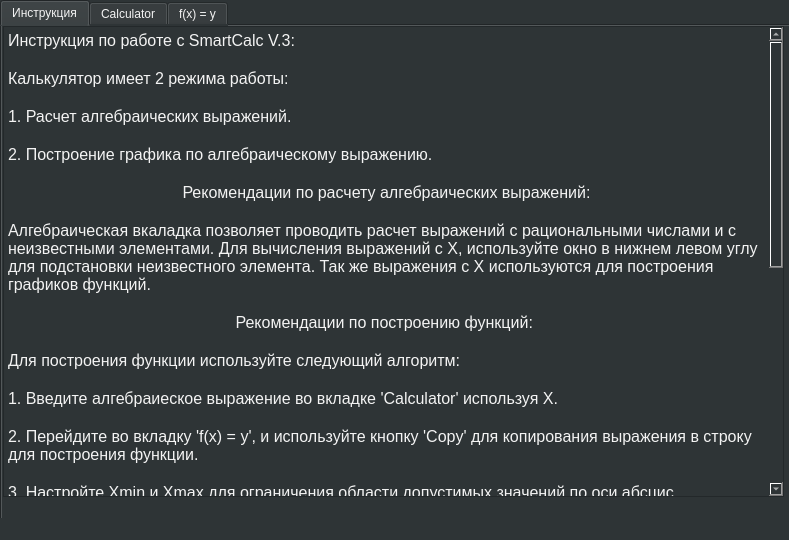
The window that src/View/mainwindow.ui (Arnisfet/Smart_Calc) describes before a commit, drawn with Qt 5.
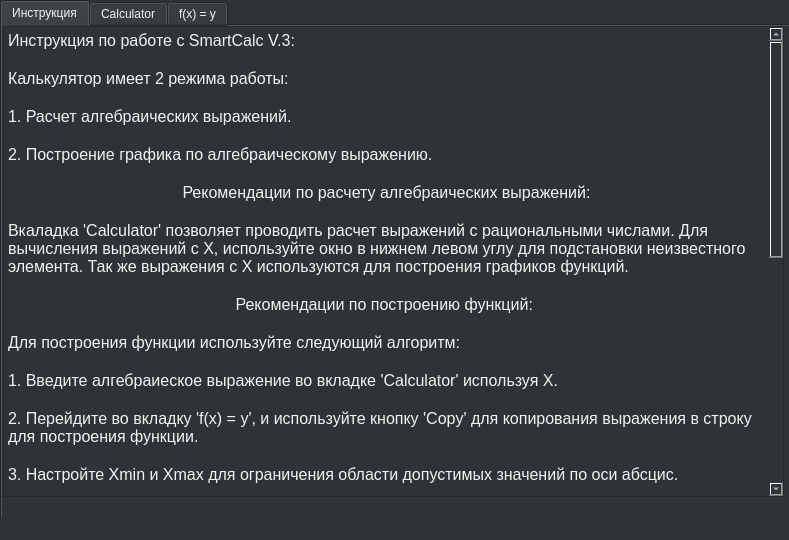
The same window after the commit. The open tabs and pages were chosen to show the change. Custom widgets are drawn as their Qt base class.

The edit to the form file:
```diff
--- a/src/View/mainwindow.ui
+++ b/src/View/mainwindow.ui
@@ -45,49 +45,50 @@
       </property>
       <property name="html">
        <string>&lt;!DOCTYPE HTML PUBLIC &quot;-//W3C//DTD HTML 4.0//EN&quot; &quot;http://www.w3.org/TR/REC-html40/strict.dtd&quot;&gt;
-&lt;html&gt;&lt;head&gt;&lt;meta name=&quot;qrichtext&quot; content=&quot;1&quot; /&gt;&lt;meta charset=&quot;utf-8&quot; /&gt;&lt;style type=&quot;text/css&quot;&gt;
+&lt;html&gt;&lt;head&gt;&lt;meta name=&quot;qrichtext&quot; content=&quot;1&quot; /&gt;&lt;style type=&quot;text/css&quot;&gt;
 p, li { white-space: pre-wrap; }
-hr { height: 1px; border-width: 0; }
-&lt;/style&gt;&lt;/head&gt;&lt;body style=&quot; font-family:'Ubuntu Mono Italic'; font-size:14pt; font-weight:400; font-style:normal;&quot;&gt;
-&lt;p style=&quot; margin-top:0px; margin-bottom:0px; margin-left:0px; margin-right:0px; -qt-block-indent:0; text-indent:0px;&quot;&gt;&lt;span style=&quot; font-size:12pt;&quot;&gt;Инструкция по работе с SmartCalc V.3:&lt;/span&gt;&lt;/p&gt;
-&lt;p style=&quot;-qt-paragraph-type:empty; margin-top:0px; margin-bottom:0px; margin-left:0px; margin-right:0px; -qt-block-indent:0; text-indent:0px; font-size:12pt;&quot;&gt;&lt;br /&gt;&lt;/p&gt;
-&lt;p style=&quot; margin-top:0px; margin-bottom:0px; margin-left:0px; margin-right:0px; -qt-block-indent:0; text-indent:0px;&quot;&gt;&lt;span style=&quot; font-size:12pt;&quot;&gt;Калькулятор имеет 2 режима работы:&lt;/span&gt;&lt;/p&gt;
-&lt;p style=&quot;-qt-paragraph-type:empty; margin-top:0px; margin-bottom:0px; margin-left:0px; margin-right:0px; -qt-block-indent:0; text-indent:0px; font-size:12pt;&quot;&gt;&lt;br /&gt;&lt;/p&gt;
-&lt;p style=&quot; margin-top:0px; margin-bottom:0px; margin-left:0px; margin-right:0px; -qt-block-indent:0; text-indent:0px;&quot;&gt;&lt;span style=&quot; font-size:12pt;&quot;&gt;1. Расчет алгебраических выражений.&lt;/span&gt;&lt;/p&gt;
-&lt;p style=&quot;-qt-paragraph-type:empty; margin-top:0px; margin-bottom:0px; margin-left:0px; margin-right:0px; -qt-block-indent:0; text-indent:0px; font-size:12pt;&quot;&gt;&lt;br /&gt;&lt;/p&gt;
-&lt;p style=&quot; margin-top:0px; margin-bottom:0px; margin-left:0px; margin-right:0px; -qt-block-indent:0; text-indent:0px;&quot;&gt;&lt;span style=&quot; font-size:12pt;&quot;&gt;2. Построение графика по алгебраическому выражению.&lt;/span&gt;&lt;/p&gt;
-&lt;p style=&quot;-qt-paragraph-type:empty; margin-top:0px; margin-bottom:0px; margin-left:0px; margin-right:0px; -qt-block-indent:0; text-indent:0px; font-size:12pt;&quot;&gt;&lt;br /&gt;&lt;/p&gt;
-&lt;p align=&quot;center&quot; style=&quot; margin-top:0px; margin-bottom:0px; margin-left:0px; margin-right:0px; -qt-block-indent:0; text-indent:0px;&quot;&gt;&lt;span style=&quot; font-size:12pt;&quot;&gt;Рекомендации по расчету алгебраических выражений:&lt;/span&gt;&lt;/p&gt;
-&lt;p align=&quot;center&quot; style=&quot;-qt-paragraph-type:empty; margin-top:0px; margin-bottom:0px; margin-left:0px; margin-right:0px; -qt-block-indent:0; text-indent:0px; font-size:12pt;&quot;&gt;&lt;br /&gt;&lt;/p&gt;
-&lt;p style=&quot; margin-top:0px; margin-bottom:0px; margin-left:0px; margin-right:0px; -qt-block-indent:0; text-indent:0px;&quot;&gt;&lt;span style=&quot; font-size:12pt;&quot;&gt;Алгебраическая вкаладка позволяет проводить расчет выражений с рациональными числами и с неизвестными элементами. Для вычисления выражений с Х, используйте окно в нижнем левом углу для подстановки неизвестного элемента. Так же выражения с Х используются для построения графиков функций.&lt;/span&gt;&lt;/p&gt;
-&lt;p style=&quot;-qt-paragraph-type:empty; margin-top:0px; margin-bottom:0px; margin-left:0px; margin-right:0px; -qt-block-indent:0; text-indent:0px; font-size:12pt;&quot;&gt;&lt;br /&gt;&lt;/p&gt;
-&lt;p align=&quot;center&quot; style=&quot; margin-top:0px; margin-bottom:0px; margin-left:0px; margin-right:0px; -qt-block-indent:0; text-indent:0px;&quot;&gt;&lt;span style=&quot; font-size:12pt;&quot;&gt;Рекомендации по построению функций: &lt;/span&gt;&lt;/p&gt;
-&lt;p align=&quot;center&quot; style=&quot;-qt-paragraph-type:empty; margin-top:0px; margin-bottom:0px; margin-left:0px; margin-right:0px; -qt-block-indent:0; text-indent:0px; font-size:12pt;&quot;&gt;&lt;br /&gt;&lt;/p&gt;
-&lt;p style=&quot; margin-top:0px; margin-bottom:0px; margin-left:0px; margin-right:0px; -qt-block-indent:0; text-indent:0px;&quot;&gt;&lt;span style=&quot; font-size:12pt;&quot;&gt;Для построения функции используйте следующий алгоритм:&lt;/span&gt;&lt;/p&gt;
-&lt;p style=&quot;-qt-paragraph-type:empty; margin-top:0px; margin-bottom:0px; margin-left:0px; margin-right:0px; -qt-block-indent:0; text-indent:0px; font-size:12pt;&quot;&gt;&lt;br /&gt;&lt;/p&gt;
-&lt;p style=&quot; margin-top:0px; margin-bottom:0px; margin-left:0px; margin-right:0px; -qt-block-indent:0; text-indent:0px;&quot;&gt;&lt;span style=&quot; font-size:12pt;&quot;&gt;1. Введите алгебраиеское выражение во вкладке 'Calculator' используя Х.&lt;/span&gt;&lt;/p&gt;
-&lt;p style=&quot;-qt-paragraph-type:empty; margin-top:0px; margin-bottom:0px; margin-left:0px; margin-right:0px; -qt-block-indent:0; text-indent:0px; font-size:12pt;&quot;&gt;&lt;br /&gt;&lt;/p&gt;
-&lt;p style=&quot; margin-top:0px; margin-bottom:0px; margin-left:0px; margin-right:0px; -qt-block-indent:0; text-indent:0px;&quot;&gt;&lt;span style=&quot; font-size:12pt;&quot;&gt;2. Перейдите во вкладку 'f(x) = y', и используйте кнопку 'Copy' для копирования выражения в строку для построения функции.&lt;/span&gt;&lt;/p&gt;
-&lt;p style=&quot;-qt-paragraph-type:empty; margin-top:0px; margin-bottom:0px; margin-left:0px; margin-right:0px; -qt-block-indent:0; text-indent:0px; font-size:12pt;&quot;&gt;&lt;br /&gt;&lt;/p&gt;
-&lt;p style=&quot; margin-top:0px; margin-bottom:0px; margin-left:0px; margin-right:0px; -qt-block-indent:0; text-indent:0px;&quot;&gt;&lt;span style=&quot; font-size:12pt;&quot;&gt;3. Настройте Xmin и Xmax для ограничения области допустимых значений по оси абсцис.&lt;/span&gt;&lt;/p&gt;
-&lt;p style=&quot;-qt-paragraph-type:empty; margin-top:0px; margin-bottom:0px; margin-left:0px; margin-right:0px; -qt-block-indent:0; text-indent:0px; font-size:12pt;&quot;&gt;&lt;br /&gt;&lt;/p&gt;
-&lt;p style=&quot; margin-top:0px; margin-bottom:0px; margin-left:0px; margin-right:0px; -qt-block-indent:0; text-indent:0px;&quot;&gt;&lt;span style=&quot; font-size:12pt;&quot;&gt;4. Настройте интервал через который будет происходить вычисление функции с помощью поля 'Accurace'.&lt;/span&gt;&lt;/p&gt;
-&lt;p style=&quot;-qt-paragraph-type:empty; margin-top:0px; margin-bottom:0px; margin-left:0px; margin-right:0px; -qt-block-indent:0; text-indent:0px; font-size:12pt;&quot;&gt;&lt;br /&gt;&lt;/p&gt;
-&lt;p style=&quot; margin-top:0px; margin-bottom:0px; margin-left:0px; margin-right:0px; -qt-block-indent:0; text-indent:0px;&quot;&gt;&lt;span style=&quot; font-size:12pt;&quot;&gt;5. Для построения графика используйте кнопку 'Graph'.&lt;/span&gt;&lt;/p&gt;
-&lt;p style=&quot;-qt-paragraph-type:empty; margin-top:0px; margin-bottom:0px; margin-left:0px; margin-right:0px; -qt-block-indent:0; text-indent:0px; font-size:12pt;&quot;&gt;&lt;br /&gt;&lt;/p&gt;
-&lt;p align=&quot;center&quot; style=&quot; margin-top:0px; margin-bottom:0px; margin-left:0px; margin-right:0px; -qt-block-indent:0; text-indent:0px;&quot;&gt;&lt;span style=&quot; font-size:12pt;&quot;&gt;Возможные ошибки при расчетах&lt;/span&gt;&lt;/p&gt;
-&lt;p style=&quot;-qt-paragraph-type:empty; margin-top:0px; margin-bottom:0px; margin-left:0px; margin-right:0px; -qt-block-indent:0; text-indent:0px; font-size:12pt;&quot;&gt;&lt;br /&gt;&lt;/p&gt;
-&lt;p style=&quot; margin-top:0px; margin-bottom:0px; margin-left:0px; margin-right:0px; -qt-block-indent:0; text-indent:0px;&quot;&gt;&lt;span style=&quot; font-size:12pt;&quot;&gt;1. Zero Division - Деление на ноль.&lt;/span&gt;&lt;/p&gt;
-&lt;p style=&quot;-qt-paragraph-type:empty; margin-top:0px; margin-bottom:0px; margin-left:0px; margin-right:0px; -qt-block-indent:0; text-indent:0px; font-size:12pt;&quot;&gt;&lt;br /&gt;&lt;/p&gt;
-&lt;p style=&quot; margin-top:0px; margin-bottom:0px; margin-left:0px; margin-right:0px; -qt-block-indent:0; text-indent:0px;&quot;&gt;&lt;span style=&quot; font-size:12pt;&quot;&gt;2. Incorrect formula - Попытка расчета несуществующих значений или некорректная форма выражения.&lt;/span&gt;&lt;/p&gt;
-&lt;p style=&quot;-qt-paragraph-type:empty; margin-top:0px; margin-bottom:0px; margin-left:0px; margin-right:0px; -qt-block-indent:0; text-indent:0px; font-size:12pt;&quot;&gt;&lt;br /&gt;&lt;/p&gt;
-&lt;p style=&quot; margin-top:0px; margin-bottom:0px; margin-left:0px; margin-right:0px; -qt-block-indent:0; text-indent:0px;&quot;&gt;&lt;span style=&quot; font-size:12pt;&quot;&gt;3. Too big value (всплывающее окно) - попытка ввести значение длиннее 54 символов (используйте экспоненциальную форму ввода числа)&lt;/span&gt;&lt;/p&gt;
-&lt;p style=&quot;-qt-paragraph-type:empty; margin-top:0px; margin-bottom:0px; margin-left:0px; margin-right:0px; -qt-block-indent:0; text-indent:0px; font-size:12pt;&quot;&gt;&lt;br /&gt;&lt;/p&gt;
-&lt;p style=&quot; margin-top:0px; margin-bottom:0px; margin-left:0px; margin-right:0px; -qt-block-indent:0; text-indent:0px;&quot;&gt;&lt;span style=&quot; font-size:12pt;&quot;&gt;4. Too big expression (всплывающее окно) - попытка ввести алгебраическое выражение больше 255 символов (данный калькулятор не позволяет вводить выражения длиннее 255 символов)&lt;/span&gt;&lt;/p&gt;
-&lt;p style=&quot;-qt-paragraph-type:empty; margin-top:0px; margin-bottom:0px; margin-left:0px; margin-right:0px; -qt-block-indent:0; text-indent:0px; font-size:12pt;&quot;&gt;&lt;br /&gt;&lt;/p&gt;
-&lt;p align=&quot;center&quot; style=&quot; margin-top:0px; margin-bottom:0px; margin-left:0px; margin-right:0px; -qt-block-indent:0; text-indent:0px;&quot;&gt;&lt;span style=&quot; font-size:12pt;&quot;&gt;Рекомендации по работе с экспоненциальными выражениями&lt;/span&gt;&lt;/p&gt;
-&lt;p style=&quot;-qt-paragraph-type:empty; margin-top:0px; margin-bottom:0px; margin-left:0px; margin-right:0px; -qt-block-indent:0; text-indent:0px; font-size:12pt;&quot;&gt;&lt;br /&gt;&lt;/p&gt;
-&lt;p style=&quot; margin-top:0px; margin-bottom:0px; margin-left:0px; margin-right:0px; -qt-block-indent:0; text-indent:0px;&quot;&gt;&lt;span style=&quot; font-size:12pt;&quot;&gt;Для ввода экспоненциальных выражений используйте следущий формат: 1.23е+10 или 1.23-10, иной формат не подлежит вычислению.&lt;/span&gt;&lt;/p&gt;&lt;/body&gt;&lt;/html&gt;</string>
+&lt;/style&gt;&lt;/head&gt;&lt;body style=&quot; font-family:'Ubuntu'; font-size:10pt; font-weight:400; font-style:normal;&quot;&gt;
+&lt;p style=&quot; margin-top:0px; margin-bottom:0px; margin-left:0px; margin-right:0px; -qt-block-indent:0; text-indent:0px;&quot;&gt;&lt;span style=&quot; font-family:'Ubuntu Mono Italic'; font-size:12pt;&quot;&gt;Инструкция по работе с SmartCalc V.3:&lt;/span&gt;&lt;/p&gt;
+&lt;p style=&quot;-qt-paragraph-type:empty; margin-top:0px; margin-bottom:0px; margin-left:0px; margin-right:0px; -qt-block-indent:0; text-indent:0px; font-family:'Ubuntu Mono Italic'; font-size:12pt;&quot;&gt;&lt;br /&gt;&lt;/p&gt;
+&lt;p style=&quot; margin-top:0px; margin-bottom:0px; margin-left:0px; margin-right:0px; -qt-block-indent:0; text-indent:0px;&quot;&gt;&lt;span style=&quot; font-family:'Ubuntu Mono Italic'; font-size:12pt;&quot;&gt;Калькулятор имеет 2 режима работы:&lt;/span&gt;&lt;/p&gt;
+&lt;p style=&quot;-qt-paragraph-type:empty; margin-top:0px; margin-bottom:0px; margin-left:0px; margin-right:0px; -qt-block-indent:0; text-indent:0px; font-family:'Ubuntu Mono Italic'; font-size:12pt;&quot;&gt;&lt;br /&gt;&lt;/p&gt;
+&lt;p style=&quot; margin-top:0px; margin-bottom:0px; margin-left:0px; margin-right:0px; -qt-block-indent:0; text-indent:0px;&quot;&gt;&lt;span style=&quot; font-family:'Ubuntu Mono Italic'; font-size:12pt;&quot;&gt;1. Расчет алгебраических выражений.&lt;/span&gt;&lt;/p&gt;
+&lt;p style=&quot;-qt-paragraph-type:empty; margin-top:0px; margin-bottom:0px; margin-left:0px; margin-right:0px; -qt-block-indent:0; text-indent:0px; font-family:'Ubuntu Mono Italic'; font-size:12pt;&quot;&gt;&lt;br /&gt;&lt;/p&gt;
+&lt;p style=&quot; margin-top:0px; margin-bottom:0px; margin-left:0px; margin-right:0px; -qt-block-indent:0; text-indent:0px;&quot;&gt;&lt;span style=&quot; font-family:'Ubuntu Mono Italic'; font-size:12pt;&quot;&gt;2. Построение графика по алгебраическому выражению.&lt;/span&gt;&lt;/p&gt;
+&lt;p style=&quot;-qt-paragraph-type:empty; margin-top:0px; margin-bottom:0px; margin-left:0px; margin-right:0px; -qt-block-indent:0; text-indent:0px; font-family:'Ubuntu Mono Italic'; font-size:12pt;&quot;&gt;&lt;br /&gt;&lt;/p&gt;
+&lt;p align=&quot;center&quot; style=&quot; margin-top:0px; margin-bottom:0px; margin-left:0px; margin-right:0px; -qt-block-indent:0; text-indent:0px;&quot;&gt;&lt;span style=&quot; font-family:'Ubuntu Mono Italic'; font-size:12pt;&quot;&gt;Рекомендации по расчету алгебраических выражений:&lt;/span&gt;&lt;/p&gt;
+&lt;p align=&quot;center&quot; style=&quot;-qt-paragraph-type:empty; margin-top:0px; margin-bottom:0px; margin-left:0px; margin-right:0px; -qt-block-indent:0; text-indent:0px; font-family:'Ubuntu Mono Italic'; font-size:12pt;&quot;&gt;&lt;br /&gt;&lt;/p&gt;
+&lt;p style=&quot; margin-top:0px; margin-bottom:0px; margin-left:0px; margin-right:0px; -qt-block-indent:0; text-indent:0px;&quot;&gt;&lt;span style=&quot; font-family:'Ubuntu Mono Italic'; font-size:12pt;&quot;&gt;Вкаладка 'Calculator' позволяет проводить расчет выражений с рациональными числами. Для вычисления выражений с Х, используйте окно в нижнем левом углу для подстановки неизвестного элемента. Так же выражения с Х используются для построения графиков функций.&lt;/span&gt;&lt;/p&gt;
+&lt;p style=&quot;-qt-paragraph-type:empty; margin-top:0px; margin-bottom:0px; margin-left:0px; margin-right:0px; -qt-block-indent:0; text-indent:0px; font-family:'Ubuntu Mono Italic'; font-size:12pt;&quot;&gt;&lt;br /&gt;&lt;/p&gt;
+&lt;p align=&quot;center&quot; style=&quot; margin-top:0px; margin-bottom:0px; margin-left:0px; margin-right:0px; -qt-block-indent:0; text-indent:0px;&quot;&gt;&lt;span style=&quot; font-family:'Ubuntu Mono Italic'; font-size:12pt;&quot;&gt;Рекомендации по построению функций: &lt;/span&gt;&lt;/p&gt;
+&lt;p align=&quot;center&quot; style=&quot;-qt-paragraph-type:empty; margin-top:0px; margin-bottom:0px; margin-left:0px; margin-right:0px; -qt-block-indent:0; text-indent:0px; font-family:'Ubuntu Mono Italic'; font-size:12pt;&quot;&gt;&lt;br /&gt;&lt;/p&gt;
+&lt;p style=&quot; margin-top:0px; margin-bottom:0px; margin-left:0px; margin-right:0px; -qt-block-indent:0; text-indent:0px;&quot;&gt;&lt;span style=&quot; font-family:'Ubuntu Mono Italic'; font-size:12pt;&quot;&gt;Для построения функции используйте следующий алгоритм:&lt;/span&gt;&lt;/p&gt;
+&lt;p style=&quot;-qt-paragraph-type:empty; margin-top:0px; margin-bottom:0px; margin-left:0px; margin-right:0px; -qt-block-indent:0; text-indent:0px; font-family:'Ubuntu Mono Italic'; font-size:12pt;&quot;&gt;&lt;br /&gt;&lt;/p&gt;
+&lt;p style=&quot; margin-top:0px; margin-bottom:0px; margin-left:0px; margin-right:0px; -qt-block-indent:0; text-indent:0px;&quot;&gt;&lt;span style=&quot; font-family:'Ubuntu Mono Italic'; font-size:12pt;&quot;&gt;1. Введите алгебраиеское выражение во вкладке 'Calculator' используя Х.&lt;/span&gt;&lt;/p&gt;
+&lt;p style=&quot;-qt-paragraph-type:empty; margin-top:0px; margin-bottom:0px; margin-left:0px; margin-right:0px; -qt-block-indent:0; text-indent:0px; font-family:'Ubuntu Mono Italic'; font-size:12pt;&quot;&gt;&lt;br /&gt;&lt;/p&gt;
+&lt;p style=&quot; margin-top:0px; margin-bottom:0px; margin-left:0px; margin-right:0px; -qt-block-indent:0; text-indent:0px;&quot;&gt;&lt;span style=&quot; font-family:'Ubuntu Mono Italic'; font-size:12pt;&quot;&gt;2. Перейдите во вкладку 'f(x) = y', и используйте кнопку 'Copy' для копирования выражения в строку для построения функции.&lt;/span&gt;&lt;/p&gt;
+&lt;p style=&quot;-qt-paragraph-type:empty; margin-top:0px; margin-bottom:0px; margin-left:0px; margin-right:0px; -qt-block-indent:0; text-indent:0px; font-family:'Ubuntu Mono Italic'; font-size:12pt;&quot;&gt;&lt;br /&gt;&lt;/p&gt;
+&lt;p style=&quot; margin-top:0px; margin-bottom:0px; margin-left:0px; margin-right:0px; -qt-block-indent:0; text-indent:0px;&quot;&gt;&lt;span style=&quot; font-family:'Ubuntu Mono Italic'; font-size:12pt;&quot;&gt;3. Настройте Xmin и Xmax для ограничения области допустимых значений по оси абсцис.&lt;/span&gt;&lt;/p&gt;
+&lt;p style=&quot;-qt-paragraph-type:empty; margin-top:0px; margin-bottom:0px; margin-left:0px; margin-right:0px; -qt-block-indent:0; text-indent:0px; font-family:'Ubuntu Mono Italic'; font-size:12pt;&quot;&gt;&lt;br /&gt;&lt;/p&gt;
+&lt;p style=&quot; margin-top:0px; margin-bottom:0px; margin-left:0px; margin-right:0px; -qt-block-indent:0; text-indent:0px;&quot;&gt;&lt;span style=&quot; font-family:'Ubuntu Mono Italic'; font-size:12pt;&quot;&gt;4. Настройте интервал через который будет происходить вычисление функции с помощью поля 'Accurace'.&lt;/span&gt;&lt;/p&gt;
+&lt;p style=&quot;-qt-paragraph-type:empty; margin-top:0px; margin-bottom:0px; margin-left:0px; margin-right:0px; -qt-block-indent:0; text-indent:0px; font-family:'Ubuntu Mono Italic'; font-size:12pt;&quot;&gt;&lt;br /&gt;&lt;/p&gt;
+&lt;p style=&quot; margin-top:0px; margin-bottom:0px; margin-left:0px; margin-right:0px; -qt-block-indent:0; text-indent:0px;&quot;&gt;&lt;span style=&quot; font-family:'Ubuntu Mono Italic'; font-size:12pt;&quot;&gt;5. Для построения графика используйте кнопку 'Graph'.&lt;/span&gt;&lt;/p&gt;
+&lt;p style=&quot;-qt-paragraph-type:empty; margin-top:0px; margin-bottom:0px; margin-left:0px; margin-right:0px; -qt-block-indent:0; text-indent:0px; font-family:'Ubuntu Mono Italic'; font-size:12pt;&quot;&gt;&lt;br /&gt;&lt;/p&gt;
+&lt;p align=&quot;center&quot; style=&quot; margin-top:0px; margin-bottom:0px; margin-left:0px; margin-right:0px; -qt-block-indent:0; text-indent:0px;&quot;&gt;&lt;span style=&quot; font-family:'Ubuntu Mono Italic'; font-size:12pt;&quot;&gt;Возможные ошибки при расчетах&lt;/span&gt;&lt;/p&gt;
+&lt;p style=&quot;-qt-paragraph-type:empty; margin-top:0px; margin-bottom:0px; margin-left:0px; margin-right:0px; -qt-block-indent:0; text-indent:0px; font-family:'Ubuntu Mono Italic'; font-size:12pt;&quot;&gt;&lt;br /&gt;&lt;/p&gt;
+&lt;p style=&quot; margin-top:0px; margin-bottom:0px; margin-left:0px; margin-right:0px; -qt-block-indent:0; text-indent:0px;&quot;&gt;&lt;span style=&quot; font-family:'Ubuntu Mono Italic'; font-size:12pt;&quot;&gt;1. Zero Division - Деление на ноль.&lt;/span&gt;&lt;/p&gt;
+&lt;p style=&quot;-qt-paragraph-type:empty; margin-top:0px; margin-bottom:0px; margin-left:0px; margin-right:0px; -qt-block-indent:0; text-indent:0px; font-family:'Ubuntu Mono Italic'; font-size:12pt;&quot;&gt;&lt;br /&gt;&lt;/p&gt;
+&lt;p style=&quot; margin-top:0px; margin-bottom:0px; margin-left:0px; margin-right:0px; -qt-block-indent:0; text-indent:0px;&quot;&gt;&lt;span style=&quot; font-family:'Ubuntu Mono Italic'; font-size:12pt;&quot;&gt;2. Incorrect formula - Попытка расчета несуществующих значений или некорректная форма выражения.&lt;/span&gt;&lt;/p&gt;
+&lt;p style=&quot;-qt-paragraph-type:empty; margin-top:0px; margin-bottom:0px; margin-left:0px; margin-right:0px; -qt-block-indent:0; text-indent:0px; font-family:'Ubuntu Mono Italic'; font-size:12pt;&quot;&gt;&lt;br /&gt;&lt;/p&gt;
+&lt;p style=&quot; margin-top:0px; margin-bottom:0px; margin-left:0px; margin-right:0px; -qt-block-indent:0; text-indent:0px;&quot;&gt;&lt;span style=&quot; font-family:'Ubuntu Mono Italic'; font-size:12pt;&quot;&gt;3. Too big value (всплывающее окно) - попытка ввести значение длиннее 54 символов (используйте экспоненциальную форму ввода числа)&lt;/span&gt;&lt;/p&gt;
+&lt;p style=&quot;-qt-paragraph-type:empty; margin-top:0px; margin-bottom:0px; margin-left:0px; margin-right:0px; -qt-block-indent:0; text-indent:0px; font-family:'Ubuntu Mono Italic'; font-size:12pt;&quot;&gt;&lt;br /&gt;&lt;/p&gt;
+&lt;p style=&quot; margin-top:0px; margin-bottom:0px; margin-left:0px; margin-right:0px; -qt-block-indent:0; text-indent:0px;&quot;&gt;&lt;span style=&quot; font-family:'Ubuntu Mono Italic'; font-size:12pt;&quot;&gt;4. Too big expression (всплывающее окно) - попытка ввести алгебраическое выражение больше 255 символов (данный калькулятор не позволяет вводить выражения длиннее 255 символов)&lt;/span&gt;&lt;/p&gt;
+&lt;p style=&quot;-qt-paragraph-type:empty; margin-top:0px; margin-bottom:0px; margin-left:0px; margin-right:0px; -qt-block-indent:0; text-indent:0px; font-family:'Ubuntu Mono Italic'; font-size:12pt;&quot;&gt;&lt;br /&gt;&lt;/p&gt;
+&lt;p style=&quot; margin-top:0px; margin-bottom:0px; margin-left:0px; margin-right:0px; -qt-block-indent:0; text-indent:0px;&quot;&gt;&lt;span style=&quot; font-family:'Ubuntu Mono Italic'; font-size:12pt;&quot;&gt;5. The history file was created (Всплывающее окно) - в случае отсутствия файла истории он бует создан с нуля.&lt;/span&gt;&lt;/p&gt;
+&lt;p style=&quot;-qt-paragraph-type:empty; margin-top:0px; margin-bottom:0px; margin-left:0px; margin-right:0px; -qt-block-indent:0; text-indent:0px; font-family:'Ubuntu Mono Italic'; font-size:12pt;&quot;&gt;&lt;br /&gt;&lt;/p&gt;
+&lt;p align=&quot;center&quot; style=&quot; margin-top:0px; margin-bottom:0px; margin-left:0px; margin-right:0px; -qt-block-indent:0; text-indent:0px;&quot;&gt;&lt;span style=&quot; font-family:'Ubuntu Mono Italic'; font-size:12pt;&quot;&gt;Рекомендации по работе с экспоненциальными выражениями&lt;/span&gt;&lt;/p&gt;
+&lt;p style=&quot;-qt-paragraph-type:empty; margin-top:0px; margin-bottom:0px; margin-left:0px; margin-right:0px; -qt-block-indent:0; text-indent:0px; font-family:'Ubuntu Mono Italic'; font-size:12pt;&quot;&gt;&lt;br /&gt;&lt;/p&gt;
+&lt;p style=&quot; margin-top:0px; margin-bottom:0px; margin-left:0px; margin-right:0px; -qt-block-indent:0; text-indent:0px;&quot;&gt;&lt;span style=&quot; font-family:'Ubuntu Mono Italic'; font-size:12pt;&quot;&gt;Для ввода экспоненциальных выражений используйте следущий формат: 1.23е+10 или 1.23-10, иной формат не подлежит вычислению.&lt;/span&gt;&lt;/p&gt;&lt;/body&gt;&lt;/html&gt;</string>
       </property>
      </widget>
     </widget>
```
Left out of the diff: 56 changed lines with no effect on the pictures.
